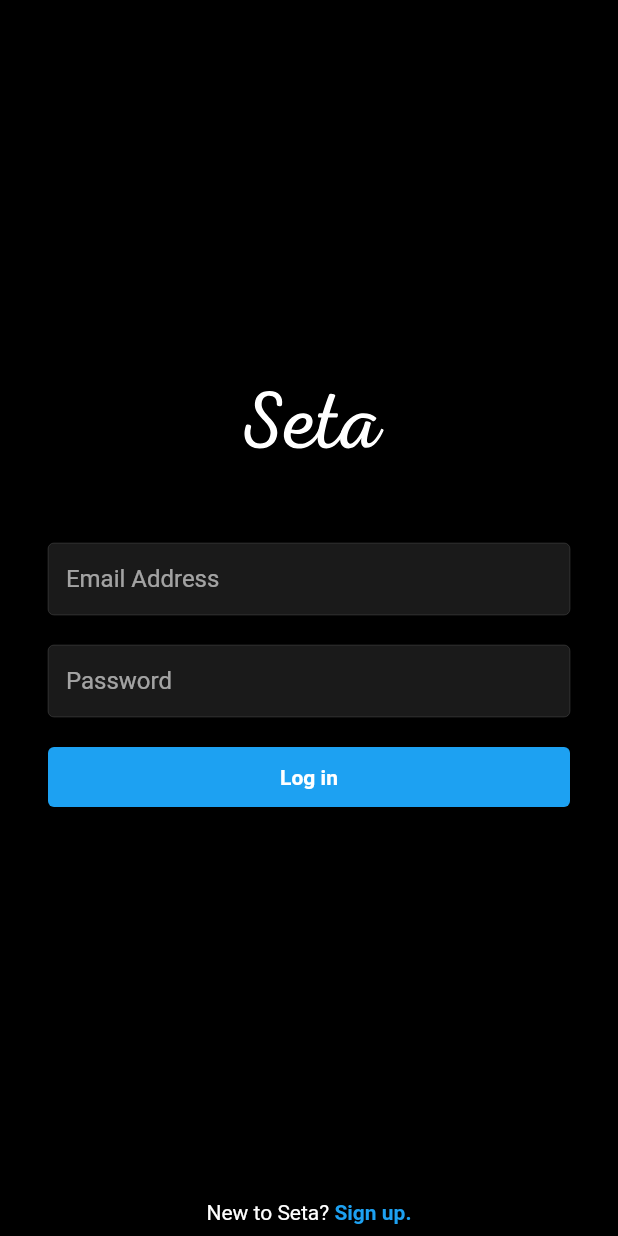
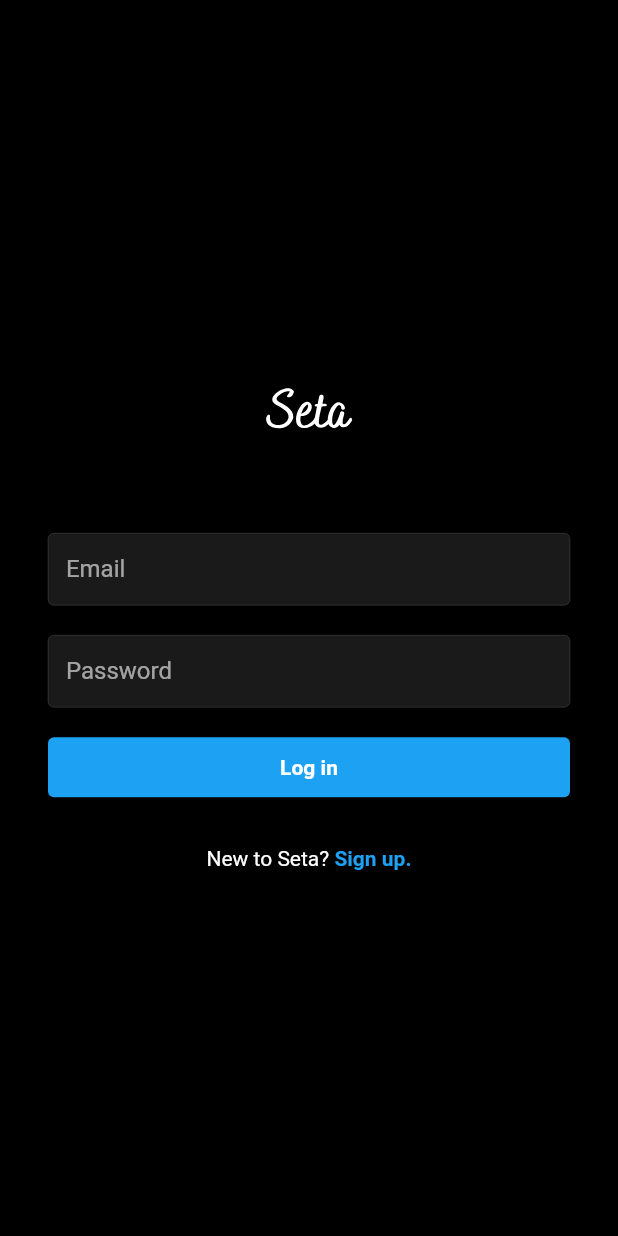
Before and after one commit to ashwinsk24/seta, a Flutter app: the screen it shows after launch, on a phone screen of 412 x 824 dp. Run offline on Flutter 3.47's test engine with Material 2 defaults, Android fonts, the phone set to English and light mode, and no system bars; our stand-ins replace cloud_firestore, firebase_auth, firebase_core, firebase_storage, flutter_svg, image_picker and 1 more; accounts and stored records are empty.

Commit message:
ui changes

```diff
--- a/lib/screens/login_screen.dart
+++ b/lib/screens/login_screen.dart
@@ -88,7 +88,7 @@ class _LoginScreenState extends State<LoginScreen> {
               const SizedBox(height: 40),
               //text email
               TextFieldInput(
-                labelText: ' Email Address',
+                labelText: ' Email',
                 textInputType: TextInputType.emailAddress,
                 textEditingController: _emailController,
               ),
@@ -131,11 +131,11 @@ class _LoginScreenState extends State<LoginScreen> {
                   ),
                 ),
               ),
-              const SizedBox(height: 12),
-              Flexible(
+              const SizedBox(height: 25),
+              /*Flexible(
                 flex: 2,
                 child: Container(),
-              ),
+              ),*/
               // signup!
               Row(
                 mainAxisAlignment: MainAxisAlignment.center,
@@ -164,7 +164,11 @@ class _LoginScreenState extends State<LoginScreen> {
                     ),
                   ),
                 ],
-              )
+              ),
+              Flexible(
+                flex: 2,
+                child: Container(),
+              ),
             ],
           ),
         ),
```
Also changed, not shown: assets/seta_logo.png, assets/seta_logo.svg.
